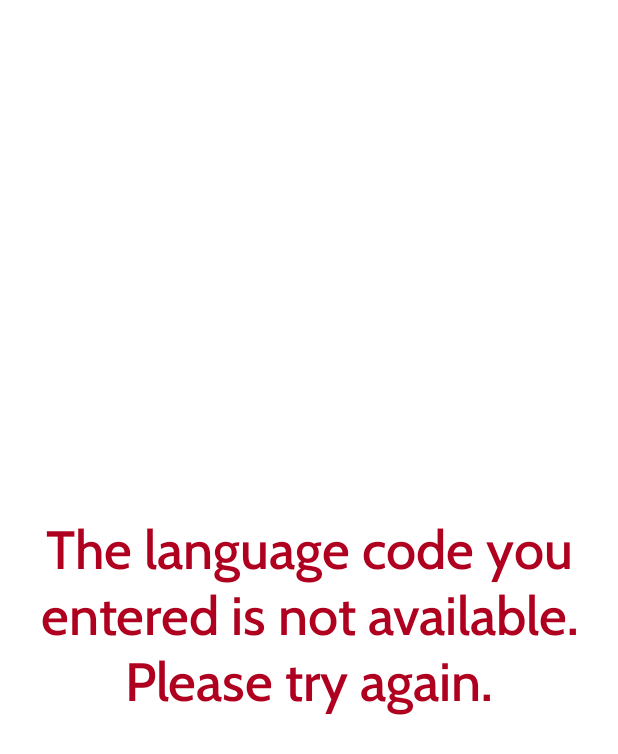
After one commit to Lead-to-Read/Apps-for-Good-Project, an Android app: the layout activity_no_lang.xml on its own in the app's theme, with its tools: preview values and no code run, on a phone screen of 412 x 824 dp. The commit adds this screen. Shown: the top 754 px of the screen. Run offline under Robolectric (Android 15) with nearby library versions, the phone set to English and light mode, and no system bars.

Commit message:
Updated for no language in database

```diff
--- a/app/src/main/java/com/example/appsforgood/DisplayBooks.java
+++ b/app/src/main/java/com/example/appsforgood/DisplayBooks.java
@@ -19,6 +19,10 @@ public class  DisplayBooks extends AppCompatActivity {
     @Override
     protected void onCreate(Bundle savedInstanceState) {
         super.onCreate(savedInstanceState);
+        if (InitialSurvey.getCorrectLangBooks().size() == 0) {
+            setContentView(R.layout.activity_no_lang);
+        }
+        else {
             setContentView(R.layout.activity_display_books);
             sortCorrectLangBooks();
             //getHighest(InitialSurvey.getCorrectLangBooks());
@@ -78,6 +82,7 @@ public class  DisplayBooks extends AppCompatActivity {
 
             Log.v("Testing Ranking", "Fifth Score: " + InitialSurvey.getCorrectLangBooks().get(4).getScore());
         }
+    }
 
     public Book getHighest (ArrayList<BookScores> initCorrectLangBooks) {
 
--- /dev/null
+++ b/app/src/main/res/layout/activity_no_lang.xml
@@ -0,0 +1,16 @@
+<?xml version="1.0" encoding="utf-8"?>
+<LinearLayout xmlns:android="http://schemas.android.com/apk/res/android"
+    android:layout_width="match_parent"
+    android:layout_height="match_parent">
+
+    <TextView
+        android:id="@+id/noLangBook"
+        android:layout_width="0dp"
+        android:layout_height="match_parent"
+        android:layout_weight="1"
+        android:fontFamily="@font/cabin_medium"
+        android:gravity="center"
+        android:text="@string/noLangBookMessage"
+        android:textColor="?attr/colorError"
+        android:textSize="36sp" />
+</LinearLayout>
--- a/app/src/main/res/values/strings.xml
+++ b/app/src/main/res/values/strings.xml
@@ -41,7 +41,6 @@
     <string name="authorLabelText">Author(s)</string>
     <string name="isbnLabelText">ISBN</string>
 
-    //activity_feedback.xml
-    <string name="feedbackPromptingText">Please do not hesitate to contact us by email (ENTER EMAIL ADDRESS). Or, feel free to share your concerns, suggestions, and feedback through the anonymous Google Form below.</string>
-    <string name="feedbackPageTitleText">Feedback</string>
+    //activity_no_lang.xml
+    <string name="noLangBookMessage">The language code you entered is not available. Please try again.</string>
 </resources>
```
Also changed, not shown: app/src/main/java/com/example/appsforgood/InitialSurvey.java (+2 -8 lines). Lines whose indentation alone changed are shown as unchanged.
